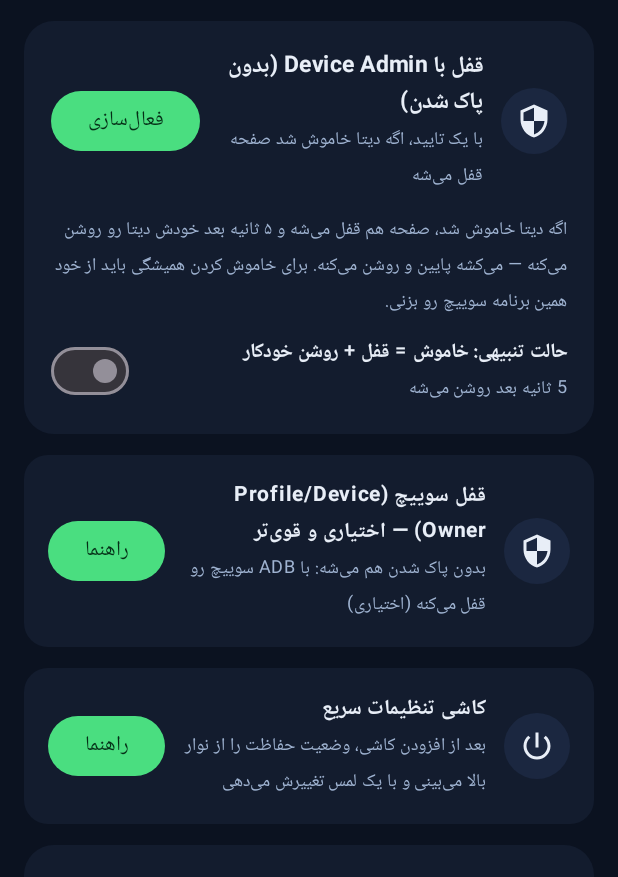
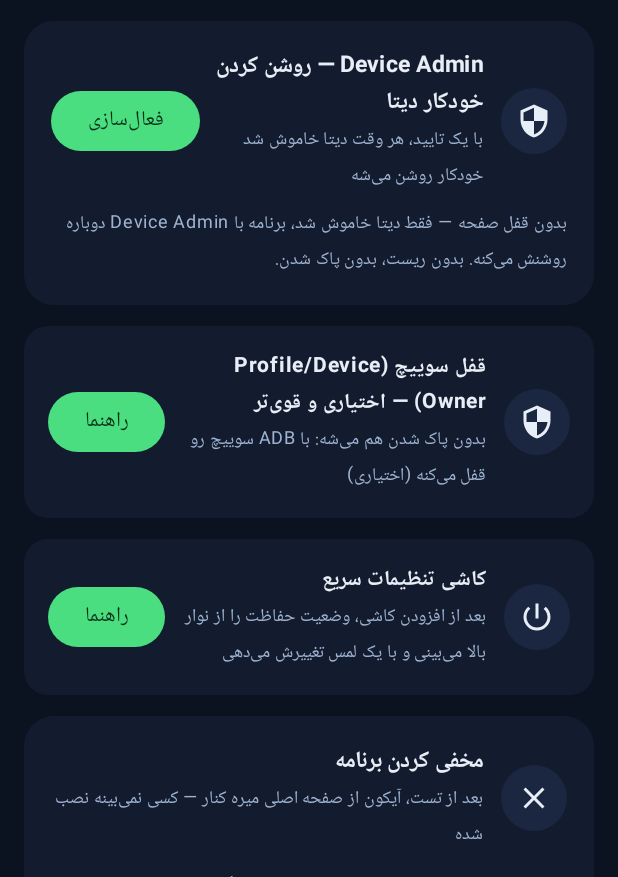
Before and after one commit to Mamaliayda/Data, an Android app built with Jetpack Compose: the screen it shows after launch (MainActivity), scrolled down 532 dp, on a phone screen of 412 x 824 dp, the part 359-1236 px from its top. Run offline under Robolectric (Android 15) with nearby library versions, the phone set to English and light mode, and no system bars.

Commit message:
Remove lock screen, keep Device Admin auto-enable + add hide launcher button
- AlwaysDataService: only auto re-enable mobile data (no lockNow)
- DeviceAdminHelper simplified to just admin active check
- MainActivity: replaced lock card with simple Device Admin enable card
  and new Hide App card with confirmation dialog + instructions to
  restore via Settings > Apps > Open
- HideHelper: disable launcher component via PackageManager

Co-authored-by: arena-agent <297053741+arena-agent@users.noreply.github.com>

```diff
--- a/app/src/main/java/com/alwaysdata/app/MainActivity.kt
+++ b/app/src/main/java/com/alwaysdata/app/MainActivity.kt
@@ -149,8 +149,6 @@ private fun AlwaysDataScreen() {
     var isDeviceOwner by remember { mutableStateOf(checkDeviceOwner(context)) }
 
     var isAdminActive by remember { mutableStateOf(DeviceAdminHelper.isAdminActive(context)) }
-    var lockOnDisable by remember { mutableStateOf(Prefs.isLockOnDisableEnabled(context)) }
-    var lockDelaySec by remember { mutableStateOf((Prefs.getLockDelayMs(context)/1000).toInt()) }
 
     val adminLauncher = androidx.activity.compose.rememberLauncherForActivityResult(
         ActivityResultContracts.StartActivityForResult()
@@ -168,8 +166,6 @@ private fun AlwaysDataScreen() {
             batteryExempt = isBatteryExempt(context)
             isDeviceOwner = checkDeviceOwner(context)
             isAdminActive = DeviceAdminHelper.isAdminActive(context)
-            lockOnDisable = Prefs.isLockOnDisableEnabled(context)
-            lockDelaySec = (Prefs.getLockDelayMs(context)/1000).toInt()
             delay(2000)
         }
     }
@@ -401,7 +397,7 @@ private fun AlwaysDataScreen() {
                 }
             )
 
-            // ------------------------------------------------ Device Admin: قفل صفحه
+            // ------------------------------------------------ Device Admin: فقط روشن کردن
             Card(
                 modifier = Modifier.fillMaxWidth(),
                 shape = RoundedCornerShape(20.dp),
@@ -417,10 +413,10 @@ private fun AlwaysDataScreen() {
                         ) { Icon(Icons.Filled.Security, contentDescription = null) }
                         Spacer(Modifier.width(12.dp))
                         Column(Modifier.weight(1f)) {
-                            Text("قفل با Device Admin (بدون پاک شدن)", fontWeight = FontWeight.Bold, fontSize = 15.sp)
+                            Text("Device Admin — روشن کردن خودکار دیتا", fontWeight = FontWeight.Bold, fontSize = 15.sp)
                             Text(
-                                if (isAdminActive) "فعاله ✓ — بدون ریست کار می‌کنه"
-                                else "با یک تایید، اگه دیتا خاموش شد صفحه قفل می‌شه",
+                                if (isAdminActive) "فعاله ✓ — اگه دیتا خاموش شد خودکار روشن می‌شه (بدون قفل صفحه)"
+                                else "با یک تایید، هر وقت دیتا خاموش شد خودکار روشن می‌شه",
                                 fontSize = 12.sp, color = Color(0xFF9FB3D1)
                             )
                         }
@@ -433,43 +429,8 @@ private fun AlwaysDataScreen() {
                             Icon(Icons.Filled.CheckCircle, null, tint = Color(0xFF4ADE80), modifier = Modifier.size(22.dp))
                         }
                     }
-                    Spacer(Modifier.height(12.dp))
-                    Text("اگه دیتا خاموش شد، صفحه هم قفل می‌شه و ۵ ثانیه بعد خودش دیتا رو روشن می‌کنه — می‌کشه پایین و روشن می‌کنه. برای خاموش کردن همیشگی باید از خود همین برنامه سوییچ رو بزنی.", fontSize = 12.sp, color = Color(0xFF9FB3D1))
-                    Spacer(Modifier.height(10.dp))
-                    Row(verticalAlignment = Alignment.CenterVertically, horizontalArrangement = Arrangement.SpaceBetween, modifier = Modifier.fillMaxWidth()) {
-                        Column(Modifier.weight(1f)) {
-                            Text("حالت تنبیهی: خاموش = قفل + روشن خودکار", fontWeight = FontWeight.SemiBold, fontSize = 13.sp)
-                            Text("${lockDelaySec} ثانیه بعد روشن می‌شه", fontSize = 12.sp, color = Color(0xFF9FB3D1))
-                        }
-                        Switch(
-                            checked = lockOnDisable,
-                            onCheckedChange = {
-                                if (!isAdminActive) {
-                                    adminLauncher.launch(DeviceAdminHelper.requestEnableIntent(context))
-                                    return@Switch
-                                }
-                                Prefs.setLockOnDisableEnabled(context, it)
-                                lockOnDisable = it
-                                Prefs.log(context, if (it) "حالت قفل صفحه فعال شد" else "حالت قفل صفحه خاموش شد")
-                            }
-                        )
-                    }
-                    if (lockOnDisable) {
-                        Spacer(Modifier.height(8.dp))
-                        Row(horizontalArrangement = Arrangement.spacedBy(8.dp)) {
-                            listOf(3,5,7,10).forEach { sec ->
-                                val sel = lockDelaySec == sec
-                                OutlinedButton(
-                                    onClick = {
-                                        Prefs.setLockDelayMs(context, sec*1000L)
-                                        lockDelaySec = sec
-                                    },
-                                    colors = if (sel) ButtonDefaults.outlinedButtonColors(containerColor = Color(0xFF4ADE80), contentColor = Color(0xFF052E16)) else ButtonDefaults.outlinedButtonColors()
-                                ) { Text("${sec}ث") }
-                            }
-                        }
-                        Text("تست: نوار بالا رو بکش پایین، دیتا رو خاموش کن — باید صفحه فوری قفل بشه و بعد ${lockDelaySec} ثانیه روشن بشه.", fontSize = 11.sp, color = Color(0xFFFBBF24), modifier = Modifier.padding(top=6.dp))
-                    }
+                    Spacer(Modifier.height(8.dp))
+                    Text("بدون قفل صفحه — فقط دیتا خاموش شد، برنامه با Device Admin دوباره روشنش می‌کنه. بدون ریست، بدون پاک شدن.", fontSize = 12.sp, color = Color(0xFF9FB3D1))
                 }
             }
 
@@ -504,6 +465,50 @@ private fun AlwaysDataScreen() {
                 enabled = true,
                 onClick = { openQuickSettingsEdit(context) }
             )
+
+            // ------------------------------------------------ hide app button
+            Card(
+                modifier = Modifier.fillMaxWidth(),
+                shape = RoundedCornerShape(20.dp),
+                colors = CardDefaults.cardColors(containerColor = AppColorScheme.surface)
+            ) {
+                Column(Modifier.padding(18.dp)) {
+                    Row(verticalAlignment = Alignment.CenterVertically) {
+                        Box(Modifier.size(44.dp).clip(CircleShape).background(AppColorScheme.surfaceVariant), contentAlignment = Alignment.Center) {
+                            Icon(Icons.Filled.Close, contentDescription = null)
+                        }
+                        Spacer(Modifier.width(12.dp))
+                        Column(Modifier.weight(1f)) {
+                            Text("مخفی کردن برنامه", fontWeight = FontWeight.Bold, fontSize = 15.sp)
+                            Text("بعد از تست، آیکون از صفحه اصلی میره کنار — کسی نمی‌بینه نصب شده", fontSize = 12.sp, color = Color(0xFF9FB3D1))
+                        }
+                    }
+                    Spacer(Modifier.height(10.dp))
+                    Text("سرویس همچنان کار می‌کنه و دیتا روشن می‌مونه. برای برگردوندن: تنظیمات → برنامه‌ها → دیتای همیشه روشن → باز کردن. یا با ADB: adb shell cmd package set-component-enabled com.alwaysdata.app/com.alwaysdata.app.MainActivity enabled", fontSize = 11.sp, color = Color(0xFF9FB3D1))
+                    Spacer(Modifier.height(10.dp))
+                    var showHideConfirm by remember { mutableStateOf(false) }
+                    Button(
+                        onClick = { showHideConfirm = true },
+                        modifier = Modifier.fillMaxWidth(),
+                        colors = ButtonDefaults.buttonColors(containerColor = Color(0xFF334155), contentColor = Color.White)
+                    ) { Text("مخفی کردن الان") }
+                    if (showHideConfirm) {
+                        AlertDialog(
+                            onDismissRequest = { showHideConfirm = false },
+                            containerColor = AppColorScheme.surface,
+                            title = { Text("مخفی شود؟") },
+                            text = { Text("آیکون از لانچر حذف می‌شه ولی برنامه پاک نمی‌شه و در پس‌زمینه دیتا رو روشن نگه می‌داره. مطمئنی؟\n\nبرگردوندن: تنظیمات → برنامه‌ها → دیتای همیشه روشن → باز کردن", fontSize = 13.sp) },
+                            confirmButton = {
+                                TextButton(onClick = {
+                                    showHideConfirm = false
+                                    HideHelper.hide(context)
+                                }) { Text("بله، مخفی کن") }
+                            },
+                            dismissButton = { TextButton(onClick = { showHideConfirm = false }) { Text("انصراف") } }
+                        )
+                    }
+                }
+            }
 
             // ------------------------------------------------ log
             Card(
--- a/app/src/main/java/com/alwaysdata/app/Prefs.kt
+++ b/app/src/main/java/com/alwaysdata/app/Prefs.kt
@@ -13,6 +13,7 @@ object Prefs {
     private const val KEY_COUNT = "auto_enable_count"
     private const val KEY_LAST_CHECK = "last_check"
     private const val KEY_LOG = "event_log"
+    // قدیمی‌ها می‌مونن برای سازگاری ولی دیگه استفاده نمی‌شن (قفل صفحه حذف شد)
     private const val KEY_LOCK_ON_DISABLE = "lock_on_disable"
     private const val KEY_LOCK_DELAY_MS = "lock_delay_ms"
 
```
Also changed, not shown: app/src/main/java/com/alwaysdata/app/AlwaysDataService.kt (+17 -37 lines), app/src/main/java/com/alwaysdata/app/DeviceAdminHelper.kt (+5 -19 lines), app/src/main/java/com/alwaysdata/app/HideHelper.kt (added, +54 -0 lines).
